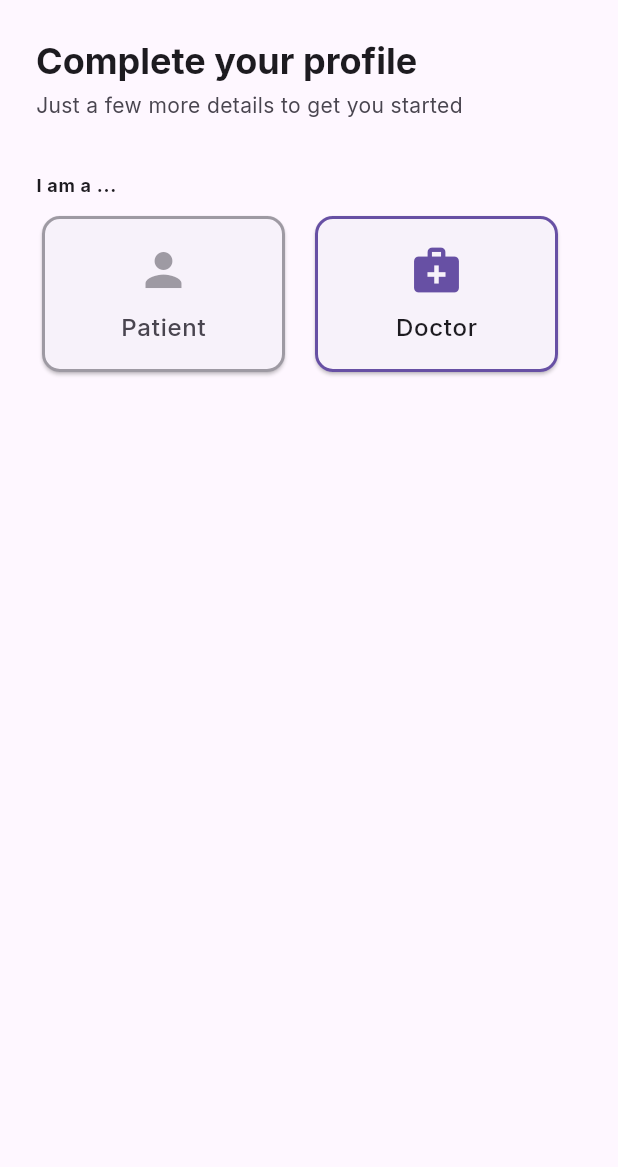
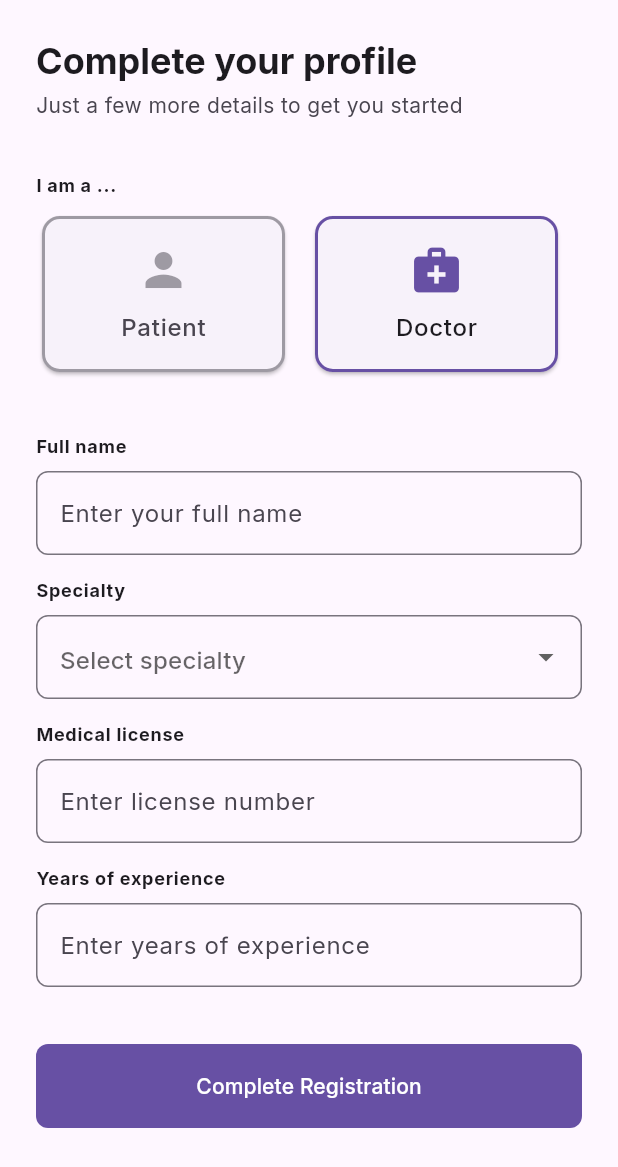
Before and after one commit to sudo-114/flutter_homemed, a Flutter app: the screen it shows once a user with an empty profile is signed in, after a tap on "Doctor", on a phone screen of 412 x 824 dp. Shown: the top 1167 px of the screen. Run offline on Flutter 3.47's test engine with Material 3 defaults, Android fonts, the phone set to English and light mode, and no system bars; our stand-ins replace date_field, flutter_dotenv, form_builder_validators, go_router, intl_phone_field, pinput and 1 more; accounts and stored records are empty; network calls fail; statements that could not run were skipped.

Commit message:
add DoctorForm to CompleteProfile screen

```diff
--- a/lib/main.dart
+++ b/lib/main.dart
@@ -43,15 +43,16 @@ final GoRouter _router = GoRouter(
   refreshListenable: GoRouterRefreshStream(
     supabase.auth.onAuthStateChange.map((e) => e.session),
   ),
-  redirect: (context, state) {
-    final loggedIn = supabase.auth.currentUser != null;
+  redirect: (context, state) async {
+    final user = supabase.auth.currentUser;
+    final loggedIn = user != null;
     final goingToComplete = state.matchedLocation == '/complete-profile';
     final goingToAuthPages =
         state.matchedLocation == '/' ||
         state.matchedLocation == '/register' ||
         state.matchedLocation == '/verify';
 
-    // If not logged in and trying to access complete-profile, send to welcome
+    // If not logged in and trying to access complete-profile, send to register
     if (!loggedIn && goingToComplete) return '/register';
 
     // If logged in and on auth pages, send to complete-profile
--- a/lib/screens/auth/complete_profile.dart
+++ b/lib/screens/auth/complete_profile.dart
@@ -2,6 +2,7 @@ import 'dart:convert';
 
 import 'package:flutter/material.dart';
 import 'package:go_router/go_router.dart';
+import 'package:homemed/widgets/doctor_form.dart';
 import 'package:homemed/widgets/patient_form.dart';
 import 'package:homemed/widgets/role_card.dart';
 
@@ -31,6 +32,7 @@ class _CompleteProfileState extends State<CompleteProfile> {
   @override
   Widget build(BuildContext context) {
     final theme = Theme.of(context);
+    final phone = GoRouterState.of(context).uri.queryParameters['phone'];
 
     return Scaffold(
       body: SafeArea(
@@ -96,10 +98,11 @@ class _CompleteProfileState extends State<CompleteProfile> {
               const SizedBox(height: 38),
 
               (_selectedRole == 'patient')
-                  ? PatientForm(
-                      phone: GoRouterState.of(context).uri.queryParameters['phone'],
-                      role: _selectedRole,
-                    )
+                  ? PatientForm(phone: phone, role: _selectedRole)
+                  : SizedBox.shrink(),
+
+              (_selectedRole == 'doctor')
+                  ? DoctorForm(phone: phone, role: _selectedRole)
                   : SizedBox.shrink(),
             ],
           ),
--- /dev/null
+++ b/lib/widgets/doctor_form.dart
@@ -0,0 +1,182 @@
+import 'package:flutter/material.dart';
+import 'package:form_builder_validators/form_builder_validators.dart';
+import 'package:go_router/go_router.dart';
+import 'package:homemed/main.dart';
+import 'package:supabase_flutter/supabase_flutter.dart';
+import 'package:homemed/widgets/field_label.dart';
+
+class DoctorForm extends StatefulWidget {
+  final String? phone;
+  final String? role;
+  const DoctorForm({super.key, this.phone, this.role});
+
+  @override
+  State<DoctorForm> createState() => _DoctorFormState();
+}
+
+class _DoctorFormState extends State<DoctorForm> {
+  final _formKey = GlobalKey<FormState>();
+  final _name = TextEditingController();
+  final _license = TextEditingController();
+  final _xpYears = TextEditingController();
+
+  bool _isLoading = false;
+
+  String? _specialty;
+
+  final List<DropdownMenuItem<String>> _specialties = [
+    const DropdownMenuItem(value: 'cardiology', child: Text('Cardiology')),
+    const DropdownMenuItem(value: 'dermatology', child: Text('Dermatology')),
+    const DropdownMenuItem(value: 'pediatrics', child: Text('Pediatrics')),
+    const DropdownMenuItem(value: 'general', child: Text('General Practice')),
+  ];
+
+  Future<void> _submit() async {
+    setState(() => _isLoading = true);
+
+    try {
+      final isValid = _formKey.currentState?.validate() ?? false;
+      if (!isValid) return;
+
+      final userId = supabase.auth.currentUser?.id;
+      final xpYears = int.tryParse(_xpYears.text.trim());
+
+      final payload = {
+        'id': userId,
+        'name': _name.text.trim(),
+        'specialty': _specialty,
+        'license': _license.text.trim(),
+        'xp_years': xpYears,
+        'phone': widget.phone,
+        'role': widget.role,
+      };
+
+      await supabase.from('profiles').upsert(payload);
+
+      if (!mounted) return;
+      ScaffoldMessenger.of(
+        context,
+      ).showSnackBar(const SnackBar(content: Text('Profile saved')));
+
+      context.go('/home');
+    } on AuthApiException catch (e) {
+      if (!mounted) return;
+      ScaffoldMessenger.of(
+        context,
+      ).showSnackBar(SnackBar(content: Text(e.message)));
+    } catch (e) {
+      String errMsg = 'Something went wrong. Try again later';
+
+      if (e.toString().contains('SocketException')) {
+        errMsg = 'No internet connection';
+      }
+
+      if (!mounted) return;
+      ScaffoldMessenger.of(
+        context,
+      ).showSnackBar(SnackBar(content: Text(errMsg)));
+    } finally {
+      if (mounted) {
+        setState(() => _isLoading = false);
+      }
+    }
+  }
+
+  @override
+  void dispose() {
+    _name.dispose();
+    _license.dispose();
+    _xpYears.dispose();
+    super.dispose();
+  }
+
+  @override
+  Widget build(BuildContext context) {
+    return Form(
+      key: _formKey,
+      child: Column(
+        crossAxisAlignment: .start,
+        children: [
+          const FieldLabel(label: 'Full name'),
+          TextFormField(
+            controller: _name,
+            decoration: const InputDecoration(hintText: 'Enter your full name'),
+            validator: FormBuilderValidators.compose([
+              FormBuilderValidators.required(errorText: 'Name is required'),
+              FormBuilderValidators.minWordsCount(
+                2,
+                errorText: 'Please enter at least first and last name',
+              ),
+            ]),
+          ),
+          const SizedBox(height: 16),
+
+          const FieldLabel(label: 'Specialty'),
+          DropdownButtonFormField(
+            items: _specialties,
+            initialValue: _specialty,
+            decoration: const InputDecoration(hintText: 'Select specialty'),
+            onChanged: (value) => setState(() => _specialty = value),
+            validator: FormBuilderValidators.compose([
+              FormBuilderValidators.required(
+                errorText: 'Please select a specialty',
+              ),
+            ]),
+          ),
+          const SizedBox(height: 16),
+
+          const FieldLabel(label: 'Medical license'),
+          TextFormField(
+            controller: _license,
+            decoration: const InputDecoration(hintText: 'Enter license number'),
+            validator: FormBuilderValidators.compose([
+              FormBuilderValidators.required(
+                errorText: 'Medical license is required',
+              ),
+              FormBuilderValidators.minLength(
+                5,
+                errorText: 'License must be at least 5 characters',
+              ),
+              FormBuilderValidators.maxLength(
+                20,
+                errorText: 'License must be at most 20 characters',
+              ),
+            ]),
+          ),
+          const SizedBox(height: 16),
+
+          const FieldLabel(label: 'Years of experience'),
+          TextFormField(
+            controller: _xpYears,
+            keyboardType: TextInputType.number,
+            decoration: const InputDecoration(
+              hintText: 'Enter years of experience',
+            ),
+            validator: FormBuilderValidators.compose([
+              FormBuilderValidators.required(
+                errorText: 'Years of experience is required',
+              ),
+              FormBuilderValidators.numeric(errorText: 'Enter a valid number'),
+              FormBuilderValidators.min(
+                0,
+                errorText: 'Years must be 0 or greater',
+              ),
+            ]),
+          ),
+          const SizedBox(height: 38),
+
+          FilledButton(
+            onPressed: _isLoading ? null : _submit,
+            child: _isLoading
+                ? const SizedBox(
+                    width: 20,
+                    height: 20,
+                    child: CircularProgressIndicator(strokeWidth: 2),
+                  )
+                : const Text('Complete Registration'),
+          ),
+        ],
+      ),
+    );
+  }
+}
--- a/lib/widgets/patient_form.dart
+++ b/lib/widgets/patient_form.dart
@@ -3,6 +3,7 @@ import 'dart:convert';
 import 'package:date_field/date_field.dart';
 import 'package:flutter/material.dart';
 import 'package:form_builder_validators/form_builder_validators.dart';
+import 'package:go_router/go_router.dart';
 import 'package:homemed/main.dart';
 import 'package:homemed/widgets/field_label.dart';
 import 'package:intl/intl.dart';
@@ -67,6 +68,8 @@ class _PatientFormState extends State<PatientForm> {
       ScaffoldMessenger.of(
         context,
       ).showSnackBar(const SnackBar(content: Text('Profile saved')));
+
+      context.go('/home');
     } on AuthApiException catch (e) {
       if (!mounted) return;
       ScaffoldMessenger.of(
```
Also changed, not shown: pubspec.lock, 4 other files.
